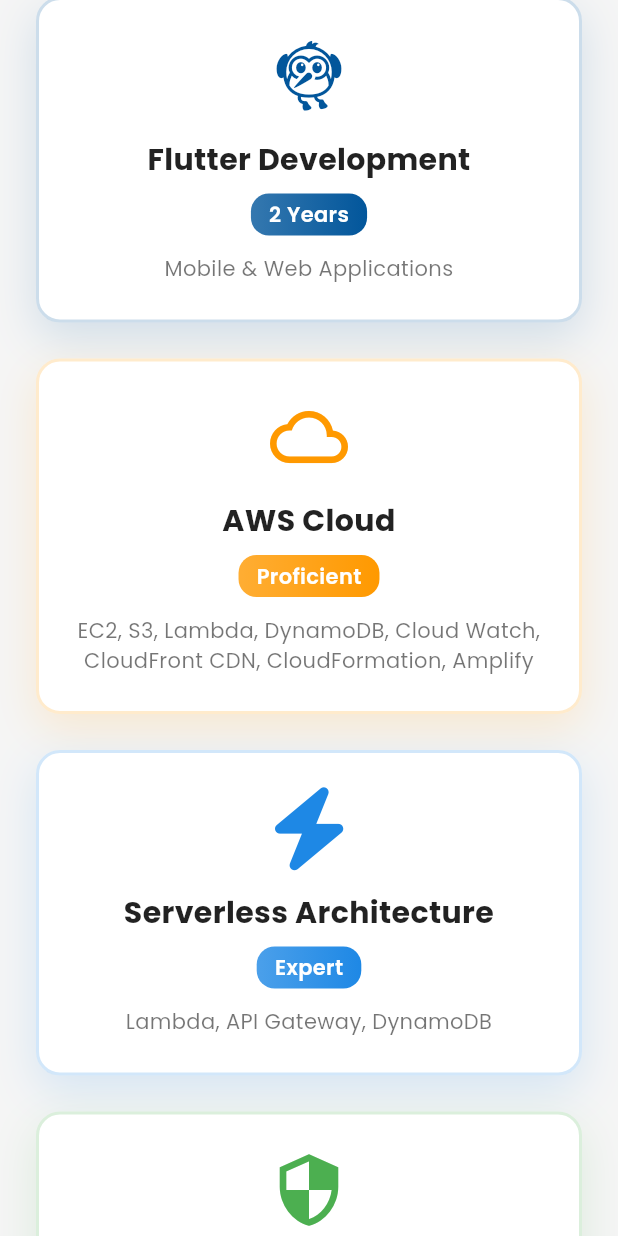
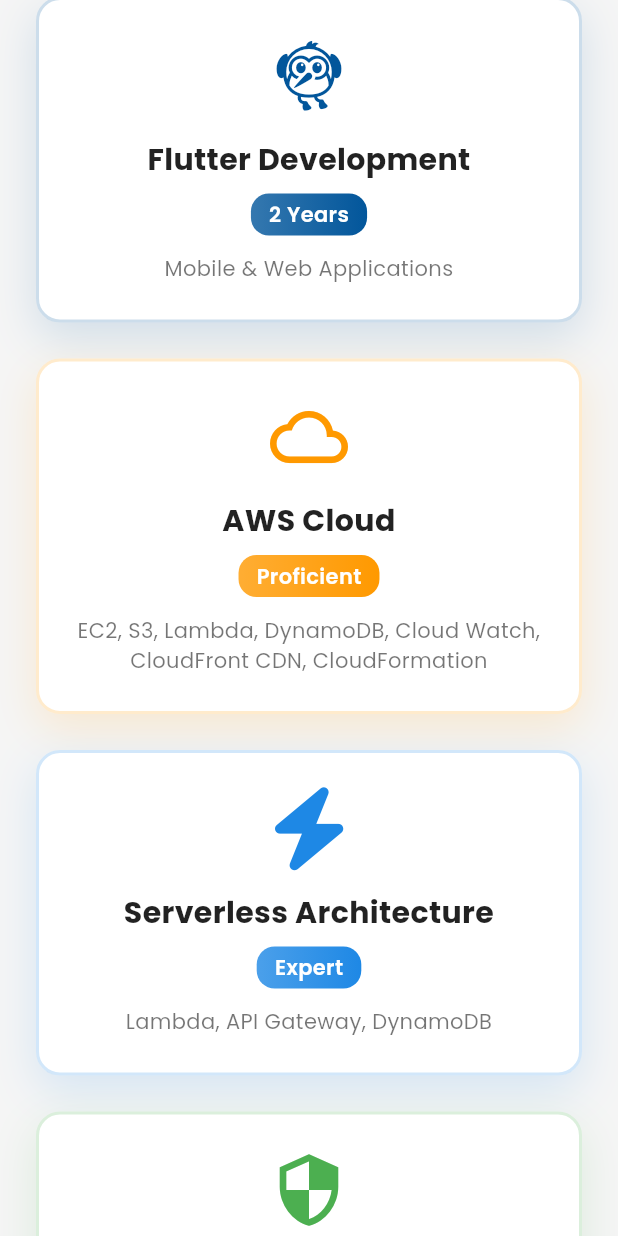
Before and after one commit to Harikrishna2525/My-Portfolio, a Flutter app: the screen it shows after launch, scrolled down 1152 dp, on a phone screen of 412 x 824 dp. Run offline on Flutter 3.47's test engine with Material 3 defaults, Android fonts, the phone set to English and light mode, and no system bars; our stand-ins replace animated_text_kit, carousel_slider, font_awesome_flutter, google_fonts.

Commit message:
Added Another Data

```diff
--- a/lib/portfolio_screen.dart
+++ b/lib/portfolio_screen.dart
@@ -267,7 +267,6 @@ class _PortfolioPageState extends State<PortfolioPage> with SingleTickerProvider
       {'name': 'DynamoDB', 'icon': Icons.storage, 'color': const Color(0xFF2053B4)},
       {'name': 'CloudFront (CDN)', 'icon': Icons.cloud_sync, 'color': const Color(0xFFFF9900)},
       {'name': 'CloudFormation', 'icon': Icons.layers, 'color': const Color(0xFFFF9900)},
-      {'name': 'Amplify', 'icon': Icons.amp_stories, 'color': const Color(0xFFFF9900)},
       {'name': 'Windows', 'icon': FontAwesomeIcons.windows, 'color': const Color(0xFF0078D4)},
       {'name': 'Ubuntu', 'icon': FontAwesomeIcons.ubuntu, 'color': const Color(0xFFE95420)},
       {'name': 'Linux', 'icon': FontAwesomeIcons.linux, 'color': const Color(0xFFFCC624)},
@@ -420,7 +419,7 @@ class _PortfolioPageState extends State<PortfolioPage> with SingleTickerProvider
               _buildExperienceCard(
                 'AWS Cloud',
                 'Proficient',
-                'EC2, S3, Lambda, DynamoDB, Cloud Watch, CloudFront CDN, CloudFormation, Amplify',
+                'EC2, S3, Lambda, DynamoDB, Cloud Watch, CloudFront CDN, CloudFormation',
                 Icons.cloud_queue,
                 const Color(0xFFFF9900),
                 isMobile,
```
